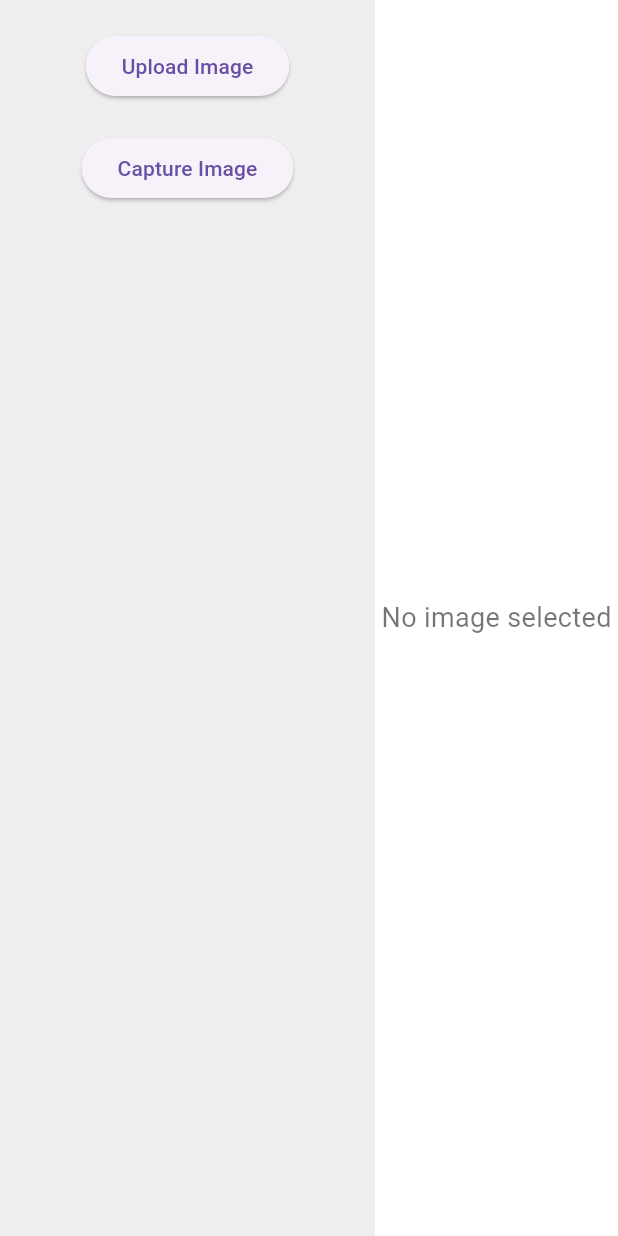
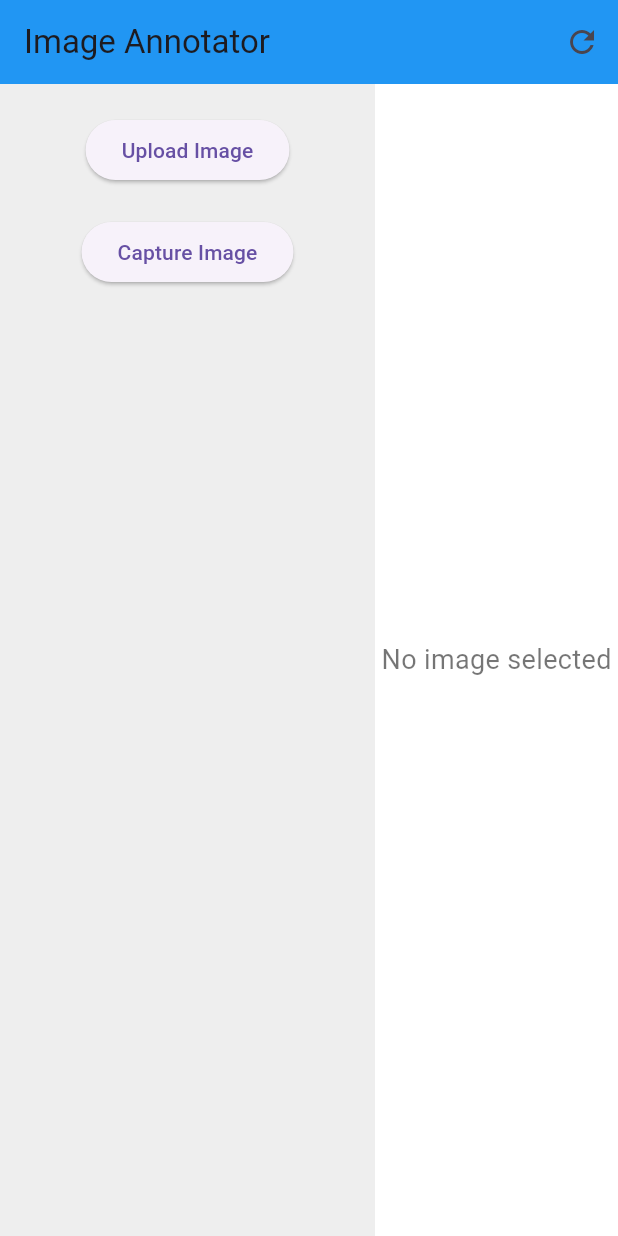
Before and after one commit to Abhi-lash27/Semi-Annotation, a Flutter app: the screen it shows after launch, on a phone screen of 412 x 824 dp. Run offline on Flutter 3.47's test engine with Material 3 defaults, Android fonts, the phone set to English and light mode, and no system bars; our stand-ins replace camera; missing offline and left inert: image_picker_web.

Commit message:
Added Reset Image Functionality

```diff
--- a/lib/screens/homescreen.dart
+++ b/lib/screens/homescreen.dart
@@ -13,6 +13,7 @@ class HomeScreen extends StatefulWidget {
 class _HomeScreenState extends State<HomeScreen> {
   Uint8List? imageBytes;
 
+  /// PICK IMAGE FROM SYSTEM
   Future<void> pickImage() async {
     final image = await ImagePickerWeb.getImageAsBytes();
     setState(() {
@@ -20,6 +21,7 @@ class _HomeScreenState extends State<HomeScreen> {
     });
   }
 
+  /// OPEN CAMERA PAGE & GET CAPTURED IMAGE
   Future<void> captureImage() async {
     final result = await Navigator.push(
       context,
@@ -35,14 +37,34 @@ class _HomeScreenState extends State<HomeScreen> {
     }
   }
 
+  /// RESET IMAGE
+  void resetImage() {
+    setState(() {
+      imageBytes = null;
+    });
+  }
 
   @override
   Widget build(BuildContext context) {
     return Scaffold(
       backgroundColor: Colors.white,
+
+      /// 🔹 Top AppBar with Reset Button
+      appBar: AppBar(
+        backgroundColor: Colors.blue,
+        title: const Text("Image Annotator"),
+        actions: [
+          IconButton(
+            icon: const Icon(Icons.refresh),
+            tooltip: "Reset Image",
+            onPressed: resetImage,
+          ),
+        ],
+      ),
+
       body: Row(
         children: [
-          /// LEFT PANEL
+          /// 🔹 LEFT PANEL — Upload & Capture Buttons
           Container(
             width: 250,
             color: Colors.grey.shade200,
@@ -63,15 +85,21 @@ class _HomeScreenState extends State<HomeScreen> {
             ),
           ),
 
-          /// CENTER: DISPLAY IMAGE
+          /// 🔹 CENTER — Display the image
           Expanded(
             child: Center(
               child: imageBytes == null
                   ? const Text(
                       "No image selected",
-                      style: TextStyle(fontSize: 18, color: Colors.black54),
+                      style: TextStyle(
+                        fontSize: 18,
+                        color: Colors.black54,
+                      ),
                     )
-                  : Image.memory(imageBytes!, fit: BoxFit.contain),
+                  : Image.memory(
+                      imageBytes!,
+                      fit: BoxFit.contain,
+                    ),
             ),
           ),
         ],
```
Lines whose indentation alone changed are shown as unchanged.
